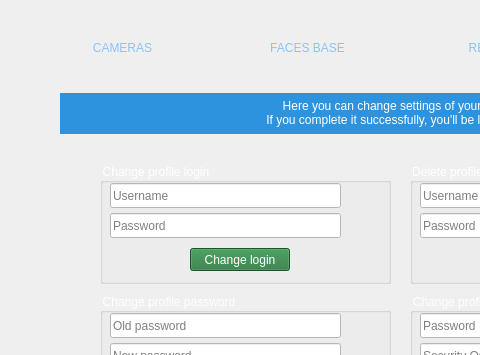
Qt form LeonCam/MainApp.ui (kazimierczak-robert/LeonCam) before a commit; both pictures show x 0 to 480 and y 0 to 355 of the 800 by 600 pixel window.
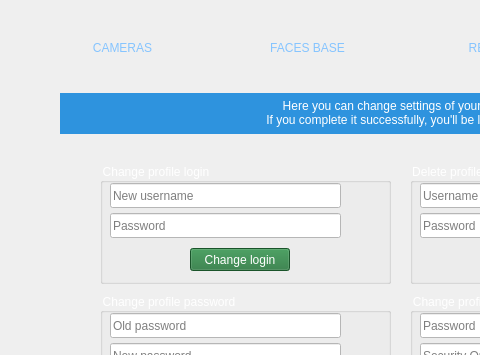
The same form after that commit. The open tabs and pages were chosen to show the change. Icons and pictures are not drawn.

```diff
--- a/LeonCam/MainApp.ui
+++ b/LeonCam/MainApp.ui
@@ -997,7 +997,7 @@
         <number>50</number>
        </property>
        <property name="placeholderText">
-        <string>Username</string>
+        <string>New username</string>
        </property>
       </widget>
       <widget class="QPushButton" name="PBChangeLogin">
```
